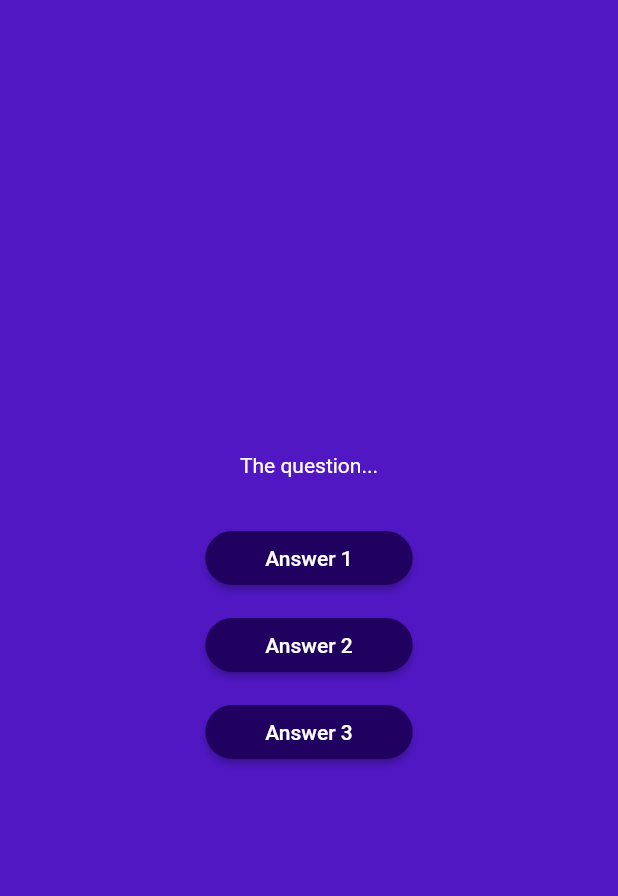
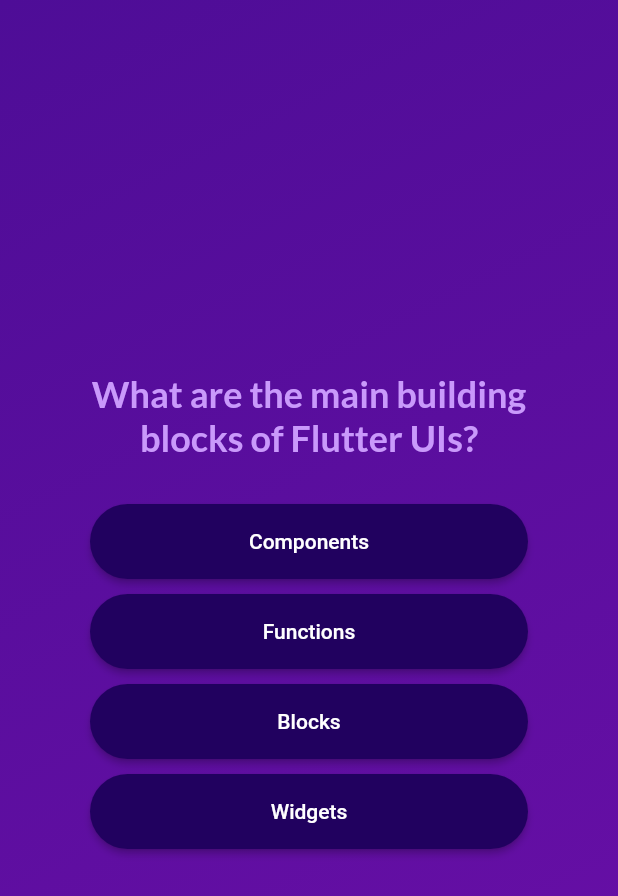
Before and after one commit to smardomi/QuizApp, a Flutter app: the screen it shows after launch, after a tap on "Start Quiz", on a phone screen of 412 x 824 dp. Shown: the top 896 px of the screen. Run offline on Flutter 3.47's test engine with Material 2 defaults, Android fonts, the phone set to English and light mode, and no system bars; our stand-ins replace google_fonts.

Commit message:
change question screen

```diff
--- a/lib/answer_button.dart
+++ b/lib/answer_button.dart
@@ -13,12 +13,13 @@ class AnswerButton extends StatelessWidget {
   @override
   Widget build(BuildContext context) {
     return Column(
+      crossAxisAlignment: CrossAxisAlignment.stretch,
       children: [
         ElevatedButton(
           onPressed: onTap,
           style: ElevatedButton.styleFrom(
             padding: const EdgeInsets.symmetric(
-              vertical: 10,
+              vertical: 17,
               horizontal: 40,
             ),
             backgroundColor: const Color.fromARGB(255, 33, 1, 95),
--- a/lib/data/questions.dart
+++ b/lib/data/questions.dart
@@ -1,13 +1,55 @@
-import 'package:quiz_app/models/quiz_questions.dart';
+import 'package:adv_basics/models/quiz_question.dart';
 
 const questions = [
   QuizQuestion(
-    text: 'What are the main building blocks of Flutter UIs?',
-    answers: [
-      'Widjets',
+    'What are the main building blocks of Flutter UIs?',
+    [
+      'Widgets',
       'Components',
       'Blocks',
       'Functions',
     ],
-  )
+  ),
+  QuizQuestion('How are Flutter UIs built?', [
+    'By combining widgets in code',
+    'By combining widgets in a visual editor',
+    'By defining widgets in config files',
+    'By using XCode for iOS and Android Studio for Android',
+  ]),
+  QuizQuestion(
+    'What\'s the purpose of a StatefulWidget?',
+    [
+      'Update UI as data changes',
+      'Update data as UI changes',
+      'Ignore data changes',
+      'Render UI that does not depend on data',
+    ],
+  ),
+  QuizQuestion(
+    'Which widget should you try to use more often: StatelessWidget or StatefulWidget?',
+    [
+      'StatelessWidget',
+      'StatefulWidget',
+      'Both are equally good',
+      'None of the above',
+    ],
+  ),
+  QuizQuestion(
+    'What happens if you change data in a StatelessWidget?',
+    [
+      'The UI is not updated',
+      'The UI is updated',
+      'The closest StatefulWidget is updated',
+      'Any nested StatefulWidgets are updated',
+    ],
+  ),
+  QuizQuestion(
+    'How should you update data inside of StatefulWidgets?',
+    [
+      'By calling setState()',
+      'By calling updateData()',
+      'By calling updateUI()',
+      'By calling updateState()',
+    ],
+  ),
 ];
--- /dev/null
+++ b/lib/models/quiz_question.dart
@@ -0,0 +1,12 @@
+class QuizQuestion {
+  const QuizQuestion(this.text, this.answers);
+
+  final String text;
+  final List<String> answers;
+
+  List<String> getShuffledAnswers() {
+    final shuffledList = List.of(answers);
+    shuffledList.shuffle();
+    return shuffledList;
+  }
+}
--- a/lib/questions_screen.dart
+++ b/lib/questions_screen.dart
@@ -1,8 +1,16 @@
 import 'package:flutter/material.dart';
-import 'package:quiz_app/answer_button.dart';
+import 'package:google_fonts/google_fonts.dart';
+
+import 'package:adv_basics/answer_button.dart';
+import 'package:adv_basics/data/questions.dart';
 
 class QuestionsScreen extends StatefulWidget {
-  const QuestionsScreen({super.key});
+  const QuestionsScreen({
+    super.key,
+    required this.onSelectAnswer,
+  });
+
+  final void Function(String answer) onSelectAnswer;
 
   @override
   State<QuestionsScreen> createState() {
@@ -11,33 +19,48 @@ class QuestionsScreen extends StatefulWidget {
 }
 
 class _QuestionsScreenState extends State<QuestionsScreen> {
+  var currentQuestionIndex = 0;
+
+  void answerQuestion(String selectedAnswer) {
+    widget.onSelectAnswer(selectedAnswer);
+    // currentQuestionIndex = currentQuestionIndex + 1;
+    // currentQuestionIndex += 1;
+    setState(() {
+      currentQuestionIndex++; // increments the value by 1
+    });
+  }
+
   @override
   Widget build(context) {
+    final currentQuestion = questions[currentQuestionIndex];
+
     return SizedBox(
-      width: double.infinity,
+      child: Container(
+        margin: const EdgeInsets.all(60),
         child: Column(
           mainAxisAlignment: MainAxisAlignment.center,
+          crossAxisAlignment: CrossAxisAlignment.stretch,
           children: [
-          const Text(
-            'The question...',
-            style: TextStyle(
-              color: Colors.white,
+            Text(
+              currentQuestion.text,
+              style: GoogleFonts.lato(
+                color: const Color.fromARGB(255, 201, 153, 251),
+                fontSize: 24,
+                fontWeight: FontWeight.bold,
               ),
+              textAlign: TextAlign.center,
             ),
             const SizedBox(height: 30),
-          AnswerButton(
-            answerText: 'Answer 1',
-            onTap: () {},
+            ...currentQuestion.getShuffledAnswers().map((answer) {
+              return AnswerButton(
+                answerText: answer,
+                onTap: () {
+                  answerQuestion(answer);
+                },
+              );
+            })
+          ],
         ),
-          AnswerButton(
-            answerText: 'Answer 2',
-            onTap: () {},
-          ),
-          AnswerButton(
-            answerText: 'Answer 3',
-            onTap: () {},
-          ),
-        ],
       ),
     );
   }
--- a/lib/quiz.dart
+++ b/lib/quiz.dart
@@ -1,6 +1,7 @@
 import 'package:flutter/material.dart';
-import 'package:quiz_app/questions_screen.dart';
-import 'package:quiz_app/start_screen.dart';
+
+import 'package:adv_basics/start_screen.dart';
+import 'package:adv_basics/questions_screen.dart';
 
 class Quiz extends StatefulWidget {
   const Quiz({super.key});
@@ -12,27 +13,45 @@ class Quiz extends StatefulWidget {
 }
 
 class _QuizState extends State<Quiz> {
-  Widget? activeScreen;
-
-  @override
-  void initState() {
-    activeScreen = StartScreen(switchScreen);
-    super.initState();
-  }
+  final List<String> selectedAnswers = [];
+  var activeScreen = 'start-screen';
 
   void switchScreen() {
     setState(() {
-      activeScreen = const QuestionsScreen();
+      activeScreen = 'questions-screen';
     });
   }
 
+  void chooseAnswer(String answer) {
+    selectedAnswers.add(answer);
+  }
+
   @override
-  Widget build(BuildContext context) {
+  Widget build(context) {
+    Widget screenWidget = StartScreen(switchScreen);
+
+    if (activeScreen == 'questions-screen') {
+      screenWidget = QuestionsScreen(
+        onSelectAnswer: chooseAnswer,
+      );
+    }
+
     return MaterialApp(
       debugShowCheckedModeBanner: false,
       home: Scaffold(
-        backgroundColor: const Color.fromARGB(255, 80, 23, 195),
-        body: activeScreen,
+        body: Container(
+          decoration: const BoxDecoration(
+            gradient: LinearGradient(
+              colors: [
+                Color.fromARGB(255, 78, 13, 151),
+                Color.fromARGB(255, 107, 15, 168),
+              ],
+              begin: Alignment.topLeft,
+              end: Alignment.bottomRight,
+            ),
+          ),
+          child: screenWidget,
+        ),
       ),
     );
   }
--- a/lib/start_screen.dart
+++ b/lib/start_screen.dart
@@ -1,4 +1,5 @@
 import 'package:flutter/material.dart';
+import 'package:google_fonts/google_fonts.dart';
 
 class StartScreen extends StatelessWidget {
   const StartScreen(this.startQuiz, {super.key});
@@ -6,7 +7,7 @@ class StartScreen extends StatelessWidget {
   final void Function() startQuiz;
 
   @override
-  Widget build(BuildContext context) {
+  Widget build(context) {
     return Center(
       child: Column(
         mainAxisSize: MainAxisSize.min,
@@ -14,21 +15,32 @@ class StartScreen extends StatelessWidget {
           Image.asset(
             'assets/images/quiz-logo.png',
             width: 300,
-            color: const Color.fromARGB(180, 255, 255, 255),
+            color: const Color.fromARGB(150, 255, 255, 255),
           ),
+          // Opacity(
+          //   opacity: 0.6,
+          //   child: Image.asset(
+          //     'assets/images/quiz-logo.png',
+          //     width: 300,
+          //   ),
+          // ),
           const SizedBox(height: 80),
-          const Text(
-            "Learn Flutter the fun way!",
-            style: TextStyle(
-                color: Color.fromARGB(255, 237, 223, 252), fontSize: 24),
+          Text(
+            'Learn Flutter the fun way!',
+            style: GoogleFonts.lato(
+              color: const Color.fromARGB(255, 237, 223, 252),
+              fontSize: 24,
+            ),
           ),
-          const SizedBox(height: 20),
+          const SizedBox(height: 30),
           OutlinedButton.icon(
             onPressed: startQuiz,
-            style: OutlinedButton.styleFrom(foregroundColor: Colors.white),
+            style: OutlinedButton.styleFrom(
+              foregroundColor: Colors.white,
+            ),
             icon: const Icon(Icons.arrow_right_alt),
             label: const Text('Start Quiz'),
-          ),
+          )
         ],
       ),
     );
```
Also changed, not shown: lib/main.dart (+3 -5 lines), pubspec.yaml (+5 -3 lines), pubspec.lock, 1 other file. Lines whose indentation alone changed are shown as unchanged.
